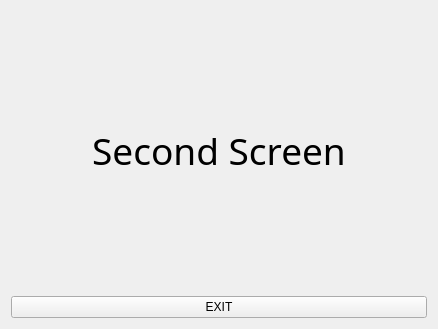
Qt form views/UI_DbsTableSelect.ui (kingry1/GraduationProject-Data-Visualization-System) before a commit.
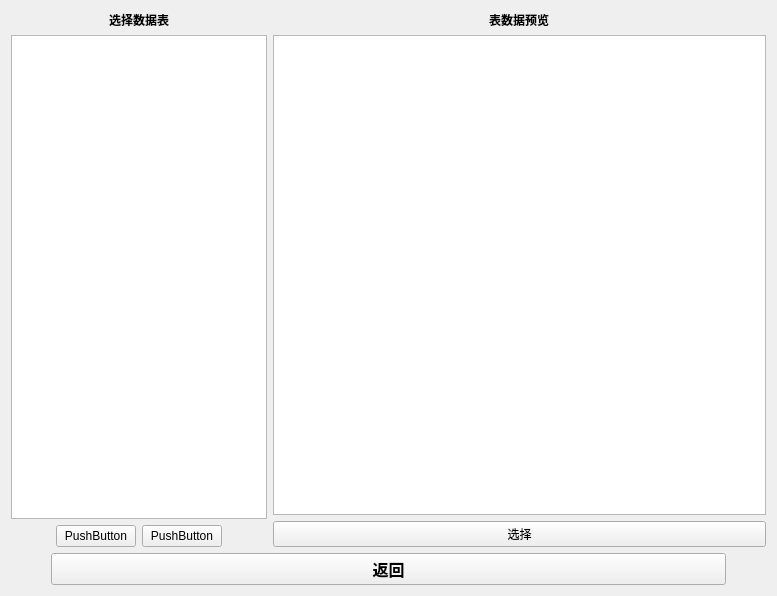
The same form after that commit.

```diff
--- a/views/UI_DbsTableSelect.ui
+++ b/views/UI_DbsTableSelect.ui
@@ -6,8 +6,8 @@
    <rect>
     <x>0</x>
     <y>0</y>
-    <width>438</width>
-    <height>329</height>
+    <width>777</width>
+    <height>596</height>
    </rect>
   </property>
   <property name="windowTitle">
@@ -15,29 +15,154 @@
   </property>
   <layout class="QVBoxLayout" name="verticalLayout_2">
    <item>
-    <layout class="QVBoxLayout" name="verticalLayout">
+    <layout class="QVBoxLayout" name="verticalLayout" stretch="1,0">
      <item>
-      <widget class="QLabel" name="label">
-       <property name="font">
-        <font>
-         <family>微软雅黑</family>
-         <pointsize>28</pointsize>
-        </font>
-       </property>
-       <property name="text">
-        <string>Second Screen</string>
-       </property>
-       <property name="alignment">
-        <set>Qt::AlignCenter</set>
-       </property>
-      </widget>
+      <layout class="QHBoxLayout" name="horizontalLayout_3" stretch="0,1">
+       <item>
+        <layout class="QVBoxLayout" name="verticalLayout_6">
+         <item alignment="Qt::AlignHCenter">
+          <widget class="QLabel" name="label">
+           <property name="font">
+            <font>
+             <family>微软雅黑</family>
+             <weight>75</weight>
+             <bold>true</bold>
+            </font>
+           </property>
+           <property name="text">
+            <string>选择数据表</string>
+           </property>
+          </widget>
+         </item>
+         <item>
+          <widget class="QListWidget" name="listWidget"/>
+         </item>
+         <item>
+          <layout class="QHBoxLayout" name="horizontalLayout_2">
+           <item>
+            <spacer name="horizontalSpacer_3">
+             <property name="orientation">
+              <enum>Qt::Horizontal</enum>
+             </property>
+             <property name="sizeHint" stdset="0">
+              <size>
+               <width>40</width>
+               <height>20</height>
+              </size>
+             </property>
+            </spacer>
+           </item>
+           <item>
+            <widget class="QPushButton" name="pushButton_4">
+             <property name="text">
+              <string>PushButton</string>
+             </property>
+            </widget>
+           </item>
+           <item>
+            <widget class="QPushButton" name="pushButton_2">
+             <property name="text">
+              <string>PushButton</string>
+             </property>
+            </widget>
+           </item>
+           <item>
+            <spacer name="horizontalSpacer_4">
+             <property name="orientation">
+              <enum>Qt::Horizontal</enum>
+             </property>
+             <property name="sizeHint" stdset="0">
+              <size>
+               <width>40</width>
+               <height>20</height>
+              </size>
+             </property>
+            </spacer>
+           </item>
+          </layout>
+         </item>
+        </layout>
+       </item>
+       <item>
+        <layout class="QVBoxLayout" name="verticalLayout_5">
+         <item alignment="Qt::AlignHCenter">
+          <widget class="QLabel" name="label_2">
+           <property name="font">
+            <font>
+             <family>微软雅黑</family>
+             <weight>75</weight>
+             <bold>true</bold>
+            </font>
+           </property>
+           <property name="text">
+            <string>表数据预览</string>
+           </property>
+          </widget>
+         </item>
+         <item>
+          <widget class="QTableWidget" name="tableWidget"/>
+         </item>
+         <item>
+          <widget class="QPushButton" name="pushButton_3">
+           <property name="text">
+            <string>选择</string>
+           </property>
+          </widget>
+         </item>
+        </layout>
+       </item>
+      </layout>
      </item>
      <item>
-      <widget class="QPushButton" name="pushButton">
-       <property name="text">
-        <string>EXIT</string>
-       </property>
-      </widget>
+      <layout class="QHBoxLayout" name="horizontalLayout">
+       <item>
+        <spacer name="horizontalSpacer">
+         <property name="orientation">
+          <enum>Qt::Horizontal</enum>
+         </property>
+         <property name="sizeType">
+          <enum>QSizePolicy::Minimum</enum>
+         </property>
+         <property name="sizeHint" stdset="0">
+          <size>
+           <width>40</width>
+           <height>10</height>
+          </size>
+         </property>
+        </spacer>
+       </item>
+       <item alignment="Qt::AlignBottom">
+        <widget class="QPushButton" name="pushButton">
+         <property name="font">
+          <font>
+           <family>微软雅黑</family>
+           <pointsize>12</pointsize>
+           <weight>75</weight>
+           <bold>true</bold>
+          </font>
+         </property>
+         <property name="text">
+          <string>返回</string>
+         </property>
+        </widget>
+       </item>
+       <item>
+        <spacer name="horizontalSpacer_2">
+         <property name="orientation">
+          <enum>Qt::Horizontal</enum>
+         </property>
+         <property name="sizeType">
+          <enum>QSizePolicy::Minimum</enum>
+         </property>
+         <property name="sizeHint" stdset="0">
+          <size>
+           <width>40</width>
+           <height>10</height>
+          </size>
+         </property>
+        </spacer>
+       </item>
+      </layout>
      </item>
     </layout>
    </item>
```
Left out of the diff: 22 changed lines with no effect on the pictures.
